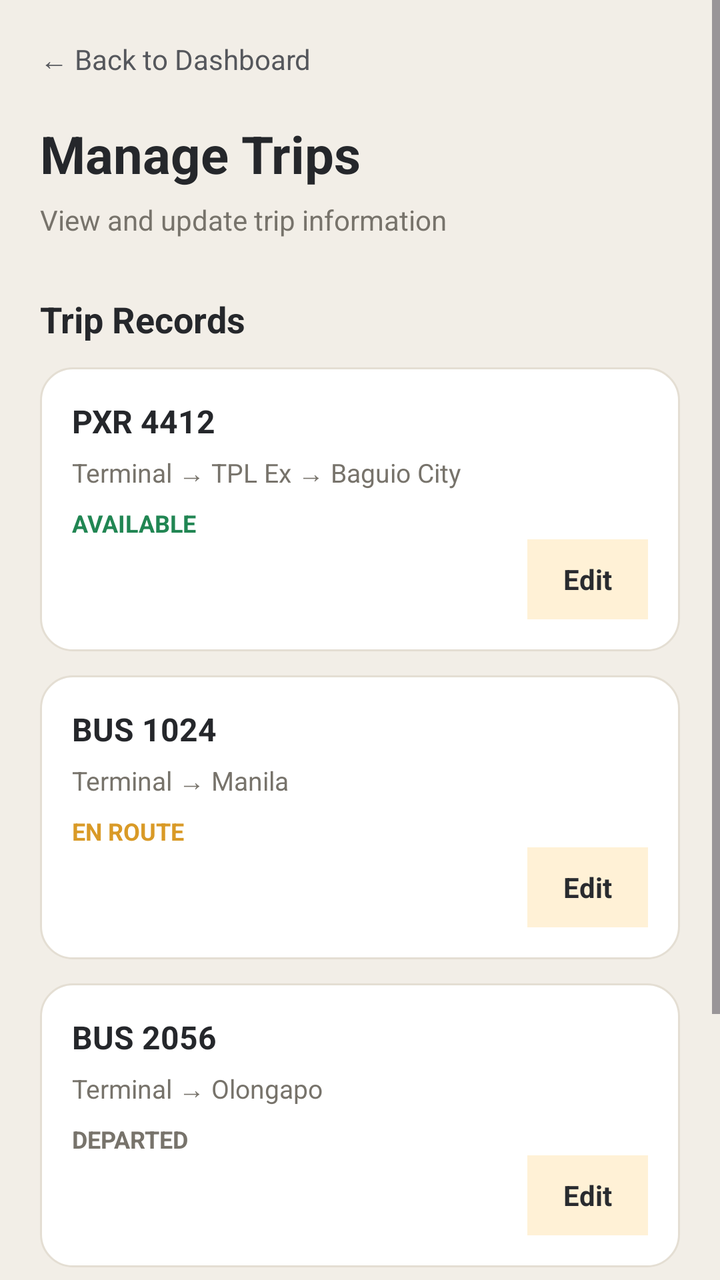
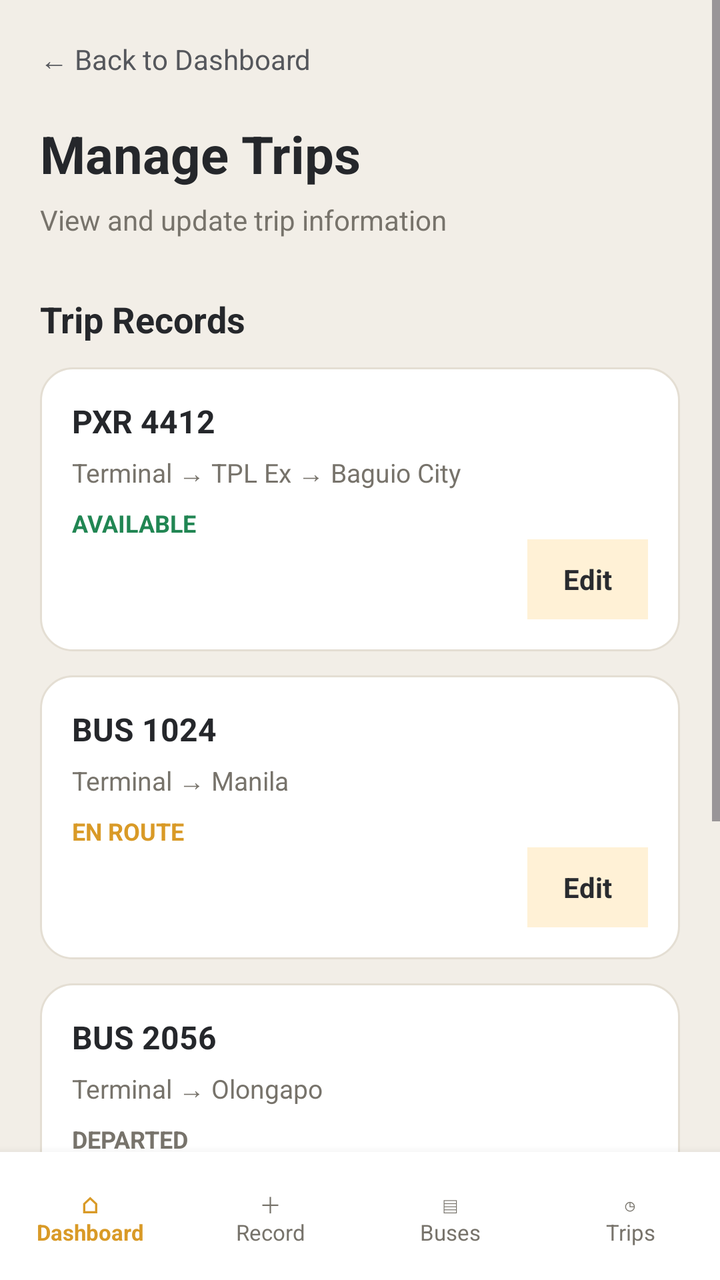

Before-and-after screenshots of an Android layout around one commit, followed by the original layout XML and the change that was made.
<!-- AndroidManifest.xml: application theme Theme.BusApp -->
<!-- res/layout/activity_manage_trips.xml -->
<LinearLayout xmlns:android="http://schemas.android.com/apk/res/android"
    android:id="@+id/main"
    android:layout_width="match_parent"
    android:layout_height="match_parent"
    android:orientation="vertical"
    android:background="@color/background">

    <ScrollView
        android:layout_width="match_parent"
        android:layout_height="match_parent"
        android:fillViewport="true">

        <LinearLayout
            android:layout_width="match_parent"
            android:layout_height="wrap_content"
            android:orientation="vertical"
            android:padding="20dp">

            <TextView
                android:id="@+id/btnBack"
                android:layout_width="wrap_content"
                android:layout_height="wrap_content"
                android:text="← Back to Dashboard"
                android:textColor="@color/secondary"
                android:textSize="14sp" />

            <TextView
                android:layout_width="wrap_content"
                android:layout_height="wrap_content"
                android:layout_marginTop="20dp"
                android:text="Manage Trips"
                android:textColor="@color/text_primary"
                android:textSize="26sp"
                android:textStyle="bold" />

            <TextView
                android:layout_width="wrap_content"
                android:layout_height="wrap_content"
                android:layout_marginTop="6dp"
                android:text="View and update trip information"
                android:textColor="@color/text_secondary"
                android:textSize="14sp" />

            <TextView
                android:layout_width="wrap_content"
                android:layout_height="wrap_content"
                android:layout_marginTop="28dp"
                android:text="Trip Records"
                android:textColor="@color/text_primary"
                android:textSize="18sp"
                android:textStyle="bold" />

            <LinearLayout
                android:layout_width="match_parent"
                android:layout_height="wrap_content"
                android:layout_marginTop="12dp"
                android:orientation="vertical"
                android:padding="16dp"
                android:background="@drawable/bg_card">

                <TextView
                    android:id="@+id/txtTrip1Bus"
                    android:layout_width="wrap_content"
                    android:layout_height="wrap_content"
                    android:text="PXR 4412"
                    android:textColor="@color/text_primary"
                    android:textSize="16sp"
                    android:textStyle="bold" />

                <TextView
                    android:id="@+id/txtTrip1Details"
                    android:layout_width="wrap_content"
                    android:layout_height="wrap_content"
                    android:layout_marginTop="6dp"
                    android:text="Terminal → TPL Ex → Baguio City"
                    android:textColor="@color/text_secondary"
                    android:textSize="13sp" />

                <TextView
                    android:id="@+id/txtTrip1Status"
                    android:layout_width="wrap_content"
                    android:layout_height="wrap_content"
                    android:layout_marginTop="8dp"
                    android:text="AVAILABLE"
                    android:textColor="@color/status_available"
                    android:textSize="12sp"
                    android:textStyle="bold" />

                <TextView
                    android:id="@+id/btnEditTrip1"
                    android:layout_width="wrap_content"
                    android:layout_height="40dp"
                    android:layout_gravity="end"
                    android:gravity="center"
                    android:paddingStart="18dp"
                    android:paddingEnd="18dp"
                    android:text="Edit"
                    android:textColor="@color/primary"
                    android:textStyle="bold"
                    android:background="@color/accent_light" />

            </LinearLayout>

            <LinearLayout
                android:layout_width="match_parent"
                android:layout_height="wrap_content"
                android:layout_marginTop="12dp"
                android:orientation="vertical"
                android:padding="16dp"
                android:background="@drawable/bg_card">

                <TextView
                    android:id="@+id/txtTrip2Bus"
                    android:layout_width="wrap_content"
                    android:layout_height="wrap_content"
                    android:text="BUS 1024"
                    android:textColor="@color/text_primary"
                    android:textSize="16sp"
                    android:textStyle="bold" />

                <TextView
                    android:id="@+id/txtTrip2Details"
                    android:layout_width="wrap_content"
                    android:layout_height="wrap_content"
                    android:layout_marginTop="6dp"
                    android:text="Terminal → Manila"
                    android:textColor="@color/text_secondary"
                    android:textSize="13sp" />

                <TextView
                    android:id="@+id/txtTrip2Status"
                    android:layout_width="wrap_content"
                    android:layout_height="wrap_content"
                    android:layout_marginTop="8dp"
                    android:text="EN ROUTE"
                    android:textColor="@color/accent"
                    android:textSize="12sp"
                    android:textStyle="bold" />

                <TextView
                    android:id="@+id/btnEditTrip2"
                    android:layout_width="wrap_content"
                    android:layout_height="40dp"
                    android:layout_gravity="end"
                    android:gravity="center"
                    android:paddingStart="18dp"
                    android:paddingEnd="18dp"
                    android:text="Edit"
                    android:textColor="@color/primary"
                    android:textStyle="bold"
                    android:background="@color/accent_light" />

            </LinearLayout>

            <LinearLayout
                android:layout_width="match_parent"
                android:layout_height="wrap_content"
                android:layout_marginTop="12dp"
                android:orientation="vertical"
                android:padding="16dp"
                android:background="@drawable/bg_card">

                <TextView
                    android:id="@+id/txtTrip3Bus"
                    android:layout_width="wrap_content"
                    android:layout_height="wrap_content"
                    android:text="BUS 2056"
                    android:textColor="@color/text_primary"
                    android:textSize="16sp"
                    android:textStyle="bold" />

                <TextView
                    android:id="@+id/txtTrip3Details"
                    android:layout_width="wrap_content"
                    android:layout_height="wrap_content"
                    android:layout_marginTop="6dp"
                    android:text="Terminal → Olongapo"
                    android:textColor="@color/text_secondary"
                    android:textSize="13sp" />

                <TextView
                    android:id="@+id/txtTrip3Status"
                    android:layout_width="wrap_content"
                    android:layout_height="wrap_content"
                    android:layout_marginTop="8dp"
                    android:text="DEPARTED"
                    android:textColor="@color/status_departed"
                    android:textSize="12sp"
                    android:textStyle="bold" />

                <TextView
                    android:id="@+id/btnEditTrip3"
                    android:layout_width="wrap_content"
                    android:layout_height="40dp"
                    android:layout_gravity="end"
                    android:gravity="center"
                    android:paddingStart="18dp"
                    android:paddingEnd="18dp"
                    android:text="Edit"
                    android:textColor="@color/primary"
                    android:textStyle="bold"
                    android:background="@color/accent_light" />

            </LinearLayout>

            <LinearLayout
                android:layout_width="match_parent"
                android:layout_height="wrap_content"
                android:layout_marginTop="12dp"
                android:orientation="vertical"
                android:padding="16dp"
                android:background="@drawable/bg_card">

                <TextView
                    android:id="@+id/txtTrip4Bus"
                    android:layout_width="wrap_content"
                    android:layout_height="wrap_content"
                    android:text="BUS 3018"
                    android:textColor="@color/text_primary"
                    android:textSize="16sp"
                    android:textStyle="bold" />

                <TextView
                    android:id="@+id/txtTrip4Details"
                    android:layout_width="wrap_content"
                    android:layout_height="wrap_content"
                    android:layout_marginTop="6dp"
                    android:text="Terminal → Manila"
                    android:textColor="@color/text_secondary"
                    android:textSize="13sp" />

                <TextView
                    android:id="@+id/txtTrip4Status"
                    android:layout_width="wrap_content"
                    android:layout_height="wrap_content"
                    android:layout_marginTop="8dp"
                    android:text="AVAILABLE"
                    android:textColor="@color/status_available"
                    android:textSize="12sp"
                    android:textStyle="bold" />

                <TextView
                    android:id="@+id/btnEditTrip4"
                    android:layout_width="wrap_content"
                    android:layout_height="40dp"
                    android:layout_gravity="end"
                    android:gravity="center"
                    android:paddingStart="18dp"
                    android:paddingEnd="18dp"
                    android:text="Edit"
                    android:textColor="@color/primary"
                    android:textStyle="bold"
                    android:background="@color/accent_light" />

            </LinearLayout>

        </LinearLayout>

    </ScrollView>

</LinearLayout>
<!-- resources referenced by this layout -->
<resources>
  <color name="accent">#D99A27</color>
  <color name="accent_light">#FFF1D6</color>
  <color name="background">#F2EEE7</color>
  <color name="primary">#292B2F</color>
  <color name="secondary">#55575C</color>
  <color name="status_available">#218653</color>
  <color name="status_departed">#77736B</color>
  <color name="text_primary">#25272B</color>
  <color name="text_secondary">#77736B</color>
  <!-- drawable bg_card (drawable) -->
  <shape xmlns:android="http://schemas.android.com/apk/res/android"
      android:shape="rectangle">
  
      <solid android:color="@color/surface" />
  
      <stroke
          android:width="1dp"
          android:color="@color/border" />
  
      <corners android:radius="16dp" />
  
  </shape>
  <style name="Theme.BusApp" parent="Base.Theme.BusApp" />
  <color name="surface">#FFFFFF</color>
  <color name="border">#E4DED3</color>
  <style name="Base.Theme.BusApp" parent="Theme.Material3.Light.NoActionBar">
  
          <item name="colorPrimary">@color/primary</item>
          <item name="colorOnPrimary">@color/surface</item>
  
          <item name="colorSecondary">@color/accent</item>
          <item name="colorOnSecondary">@color/primary_dark</item>
  
          <item name="android:colorBackground">@color/background</item>
          <item name="colorSurface">@color/surface</item>
          <item name="colorOnSurface">@color/text_primary</item>
  
          <item name="colorOutline">@color/border</item>
  
          <item name="android:statusBarColor">@color/background</item>
          <item name="android:navigationBarColor">@color/background</item>
  
          <item name="android:windowLightStatusBar">true</item>
          <item name="android:windowLightNavigationBar">true</item>
  
      </style>
  <color name="primary_dark">#25272B</color>
</resources>

<!-- the commit's change to res/layout/activity_manage_trips.xml (unified diff, before → after) -->
@@ -7,7 +7,8 @@
 
     <ScrollView
         android:layout_width="match_parent"
-        android:layout_height="match_parent"
+        android:layout_height="0dp"
+        android:layout_weight="1"
         android:fillViewport="true">
 
         <LinearLayout
@@ -258,4 +259,65 @@
 
     </ScrollView>
 
+    <include
+        layout="@layout/layout_staff_bottom_nav"
+        android:layout_width="match_parent"
+        android:layout_height="64dp" />
+
 </LinearLayout>
+<!-- res/layout/layout_staff_bottom_nav.xml (included above) -->
+<LinearLayout xmlns:android="http://schemas.android.com/apk/res/android"
+    android:layout_width="match_parent"
+    android:layout_height="wrap_content"
+    android:orientation="horizontal"
+    android:background="@color/surface"
+    android:elevation="8dp"
+    android:paddingTop="10dp"
+    android:paddingBottom="10dp">
+
+    <TextView
+        android:id="@+id/btnStaffDashboard"
+        android:layout_width="0dp"
+        android:layout_height="wrap_content"
+        android:layout_weight="1"
+        android:gravity="center"
+        android:padding="8dp"
+        android:text="⌂&#10;Dashboard"
+        android:textColor="@color/accent"
+        android:textSize="11sp"
+        android:textStyle="bold" />
+
+    <TextView
+        android:id="@+id/btnStaffRecord"
+        android:layout_width="0dp"
+        android:layout_height="wrap_content"
+        android:layout_weight="1"
+        android:gravity="center"
+        android:padding="8dp"
+        android:text="＋&#10;Record"
+        android:textColor="@color/text_secondary"
+        android:textSize="11sp" />
+
+    <TextView
+        android:id="@+id/btnStaffBuses"
+        android:layout_width="0dp"
+        android:layout_height="wrap_content"
+        android:layout_weight="1"
+        android:gravity="center"
+        android:padding="8dp"
+        android:text="▤&#10;Buses"
+        android:textColor="@color/text_secondary"
+        android:textSize="11sp" />
+
+    <TextView
+        android:id="@+id/btnStaffTrips"
+        android:layout_width="0dp"
+        android:layout_height="wrap_content"
+        android:layout_weight="1"
+        android:gravity="center"
+        android:padding="8dp"
+        android:text="◷&#10;Trips"
+        android:textColor="@color/text_secondary"
+        android:textSize="11sp" />
+
+</LinearLayout>
